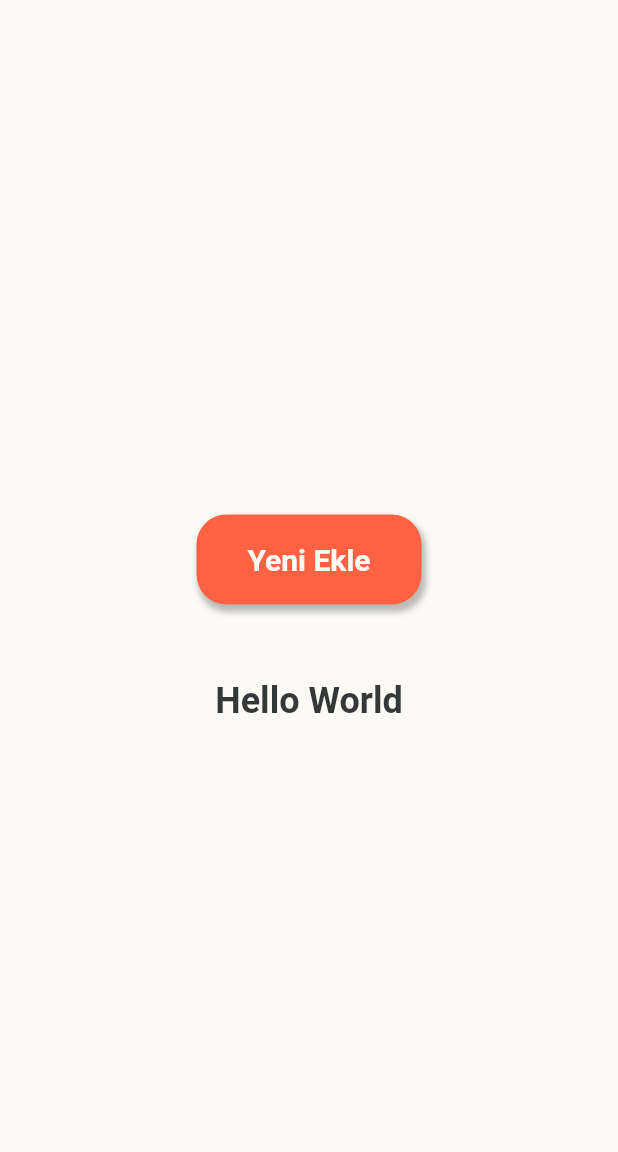
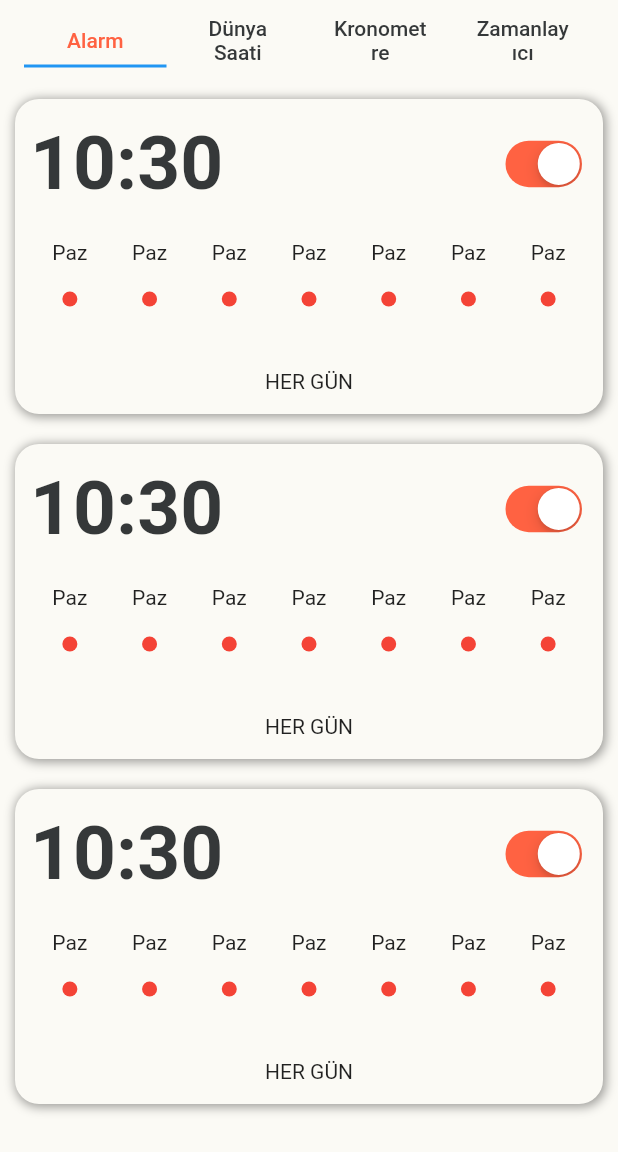
Before and after one commit to AkinBozburun/Clock-App-Flutter, a Flutter app: the screen it shows after launch, on a phone screen of 412 x 824 dp. Shown: the top 1152 px of the screen. Run offline on Flutter 3.47's test engine with Material 2 defaults, Android fonts, the phone set to English and light mode, and no system bars.

Commit message:
Working on Tabs.

```diff
--- a/lib/main.dart
+++ b/lib/main.dart
@@ -1,6 +1,10 @@
 import 'package:flutter/material.dart';
-import 'package:my_clock_app/pages/mainPage.dart';
-
+import 'package:flutter/services.dart';
+import 'package:my_clock_app/pages/alarm_page.dart';
+import 'package:my_clock_app/pages/stopwatch_page.dart';
+import 'package:my_clock_app/pages/timer_page.dart';
+import 'package:my_clock_app/pages/world_clock_page.dart';
+import 'package:my_clock_app/styles/app_style.dart';
 void main()
 {
   runApp(const MyApp());
@@ -20,8 +24,102 @@ class MyApp extends StatelessWidget
       theme: ThemeData
       (
         primarySwatch: Colors.blue,
+        scaffoldBackgroundColor: AppStyles.lightBackGroundColor
       ),
-      home: const MainPage(),
+      home: const Tab(),
     );
   }
 }
+
+class Tab extends StatefulWidget
+{
+  const Tab({super.key});
+
+  @override
+  State<Tab> createState() => _TabState();
+}
+
+class _TabState extends State<Tab>
+{
+  @override
+  Widget build(BuildContext context)
+  {
+    return DefaultTabController
+    (
+      length: 4,
+      initialIndex: 0,
+      child: Scaffold
+      (
+        appBar: AppBar
+        (
+          systemOverlayStyle: const SystemUiOverlayStyle
+          (
+            statusBarIconBrightness: Brightness.dark,statusBarColor: Colors.transparent
+          ),
+          backgroundColor: Colors.transparent,
+          elevation: 0,
+          title: TabBar
+          (
+            labelColor: AppStyles().lightRedColor,
+            unselectedLabelColor: AppStyles.darkBackGroundColor,
+            tabs: const
+            [
+              Text('Alarm'),
+              Text('Dünya Saati',textAlign: TextAlign.center),
+              Text('Kronometre',textAlign: TextAlign.center),
+              Text('Zamanlayıcı',textAlign: TextAlign.center),
+            ],
+          ),
+          //title: PreferredSize
+          //(
+          //  preferredSize: Size.fromHeight(AppBar().preferredSize.height),
+          //  child: Container
+          //  (
+          //    height: 60,
+          //    padding: const EdgeInsets.symmetric
+          //    (
+          //      horizontal: 20,
+          //      vertical: 5,
+          //    ),
+          //    child: Container
+          //    (
+          //      decoration: BoxDecoration
+          //      (
+          //        borderRadius: BorderRadius.circular(20),
+          //        color: Colors.grey.shade300,
+          //      ),
+          //      child: TabBar
+          //      (
+          //        labelColor: AppStyles.lightBackGroundColor,
+          //        unselectedLabelColor: AppStyles.darkBackGroundColor,
+          //        indicator: BoxDecoration
+          //        (
+          //          borderRadius: BorderRadius.circular(20),
+          //          color: AppStyles().lightRedColor,
+          //        ),
+          //        tabs: const
+          //        [
+          //          Text('Alarm'),
+          //          Text('Dünya Saati'),
+          //          Text('Kronometre'),
+          //          Text('Zamanlayıcı'),
+          //        ],
+          //      ),
+          //    ),
+          //  ),
+          //),
+        ),
+        body: const TabBarView
+        (
+          children:
+          [
+            AlarmPage(),
+            WorldClockPage(),
+            StopwatchPage(),
+            TimerPage(),
+          ],
+        ),
+      )
+    );
+  }
+}
--- /dev/null
+++ b/lib/pages/alarm_page.dart
@@ -0,0 +1,34 @@
+import 'package:flutter/material.dart';
+import 'package:my_clock_app/styles/app_style.dart';
+import 'package:my_clock_app/widgets/alarm_card.dart';
+
+class AlarmPage extends StatefulWidget
+{
+  const AlarmPage({super.key});
+
+  @override
+  State<AlarmPage> createState() => _AlarmPageState();
+}
+
+class _AlarmPageState extends State<AlarmPage>
+{
+  TimeOfDay time = const TimeOfDay(hour: 10, minute: 30);
+
+  @override
+  Widget build(BuildContext context)
+  {
+    final hours = time.hour.toString().padLeft(2,"0");
+    final minutes = time.minute.toString().padLeft(2,"0");
+
+    return Scaffold
+    (
+      backgroundColor: AppStyles.lightBackGroundColor,
+
+      body: ListView.builder
+      (
+        itemCount: 3,
+        itemBuilder: (context, index) => alarmCard(hours, minutes,context),
+      ),
+    );
+  }
+}
--- a/lib/pages/mainPage.dart
+++ /dev/null
@@ -1,69 +0,0 @@
-import 'package:flutter/material.dart';
-import 'package:my_clock_app/styles/app_style.dart';
-
-class MainPage extends StatefulWidget
-{
-  const MainPage({super.key});
-
-  @override
-  State<MainPage> createState() => _MainPageState();
-}
-
-class _MainPageState extends State<MainPage>
-{
-  bool theme = true;
-
-  @override
-  Widget build(BuildContext context)
-  {
-    return Scaffold
-    (
-      backgroundColor: theme ? AppStyles.lightBackGroundColor : AppStyles.darkBackGroundColor,
-      body: Center
-      (
-        child: Column
-        (
-          mainAxisAlignment: MainAxisAlignment.center,
-          children:
-          [
-            GestureDetector
-            (
-              onTap:()=> setState(() => theme = !theme),
-              child: Container
-              (
-                height: 60,
-                width: 150,
-                decoration: BoxDecoration
-                (
-                  color: theme ? AppStyles().lightRedColor : AppStyles().darkBlueColor,
-                  borderRadius: BorderRadius.circular(20),
-                  boxShadow:
-                  [
-                    BoxShadow
-                    (
-                      color: theme ? AppStyles().lightShadowColor : AppStyles().darkShadowColor,
-                      spreadRadius: 1,
-                      blurRadius: 3,
-                      offset: const Offset(2, 4), // changes position of shadow
-                    ),
-                  ],
-                ),
-                child: Center(child: Text("Yeni Ekle",style: TextStyle
-                (
-                  color: theme ? AppStyles.lightBackGroundColor : AppStyles.darkBackGroundColor,
-                  fontSize: 20,fontWeight: FontWeight.bold
-                ))),
-              ),
-            ),
-            const SizedBox(height: 50),
-            Text("Hello World",style: TextStyle
-            (
-              color: theme ? AppStyles.darkBackGroundColor : AppStyles.lightBackGroundColor,
-              fontSize: 24, fontWeight: FontWeight.bold
-            )),
-          ],
-        ),
-      ),
-    );
-  }
-}
--- /dev/null
+++ b/lib/widgets/alarm_card.dart
@@ -0,0 +1,77 @@
+import 'package:flutter/cupertino.dart';
+import 'package:flutter/material.dart';
+import 'package:my_clock_app/styles/app_style.dart';
+
+Widget alarmCard(hours,minutes,context)
+{
+  bool switchValue = true;
+  return Container
+  (
+    height: 210,
+    padding: const EdgeInsets.all(10),
+    margin: const EdgeInsets.all(10),
+    decoration: BoxDecoration
+    (
+      color: AppStyles.lightBackGroundColor,
+      borderRadius: BorderRadius.circular(16),
+      boxShadow:
+      [
+        BoxShadow
+        (
+          color: AppStyles().darkShadowColor,
+          spreadRadius: 1,
+          blurRadius: 5,
+          offset: const Offset(1, 1),
+        ),
+      ],
+    ),
+    child: Column
+    (
+      mainAxisAlignment: MainAxisAlignment.spaceEvenly,
+      children:
+      [
+        Row
+        (
+          mainAxisAlignment: MainAxisAlignment.spaceBetween,
+          children:
+          [
+            Text("$hours:$minutes",style: TextStyle
+            (
+              color: AppStyles.darkBackGroundColor,
+              fontSize: 50, fontWeight: FontWeight.bold
+            )),
+            CupertinoSwitch(activeColor: AppStyles().lightRedColor,value: switchValue, onChanged: (value) {}),
+          ],
+        ),
+        SizedBox
+        (
+          height: 100,
+          width: MediaQuery.of(context).size.width*0.95,
+          child: GridView.builder
+          (
+            scrollDirection: Axis.vertical,
+            gridDelegate: const SliverGridDelegateWithFixedCrossAxisCount(crossAxisCount: 7,
+            childAspectRatio: 2/3),
+            itemCount: 7,
+            itemBuilder: (context, index) => Column
+            (
+              mainAxisAlignment: MainAxisAlignment.spaceEvenly,
+              children:
+              [
+                const Text("Paz"),
+                Container
+                (
+                  height: 10,
+                  width: 10,
+                  decoration: const BoxDecoration(shape: BoxShape.circle,
+                  color: Colors.red)
+                ),
+              ],
+            ),
+          ),
+        ),
+        const Text("HER GÜN"),
+      ],
+    ),
+  );
+}
--- /dev/null
+++ b/lib/widgets/time_picker.dart
@@ -0,0 +1,3 @@
+import 'package:flutter/material.dart';
+
+Widget timePicker(){return Center();}
--- a/pubspec.yaml
+++ b/pubspec.yaml
@@ -30,6 +30,7 @@ environment:
 dependencies:
   flutter:
     sdk: flutter
+  android_alarm_manager_plus: ^2.1.0
 
 
   # The following adds the Cupertino Icons font to your application.
```
Also changed, not shown: lib/pages/stopwatch_page.dart (added, +85 -0 lines), lib/pages/timer_page.dart (added, +23 -0 lines), lib/pages/world_clock_page.dart (added, +23 -0 lines), pubspec.lock.
